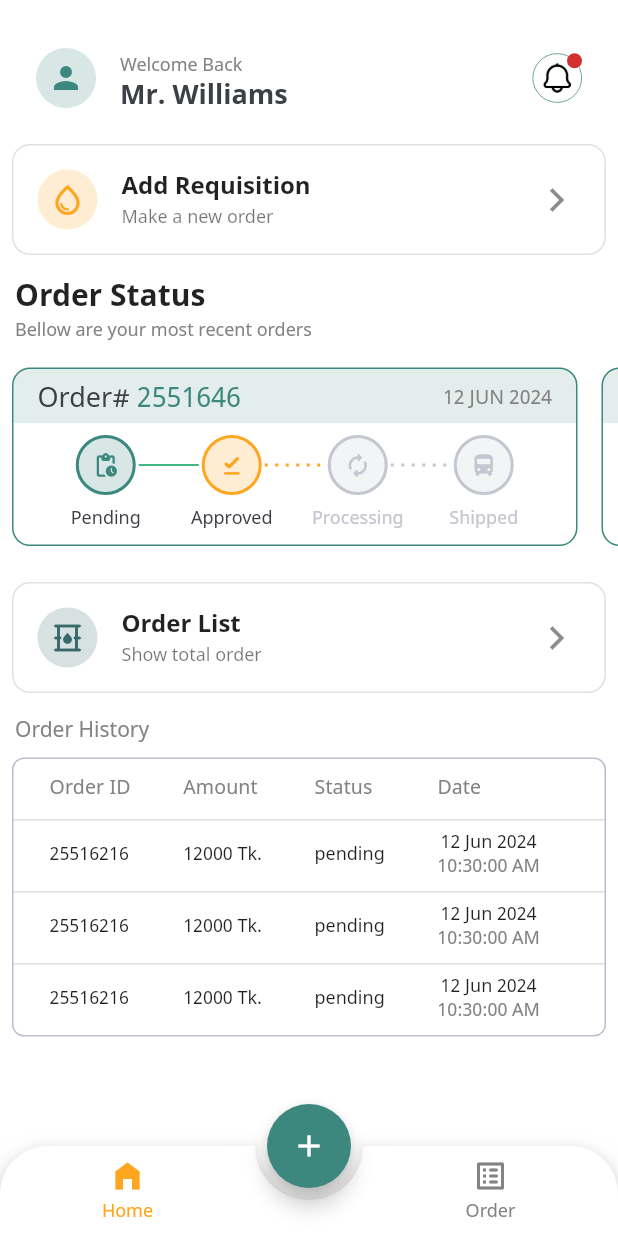
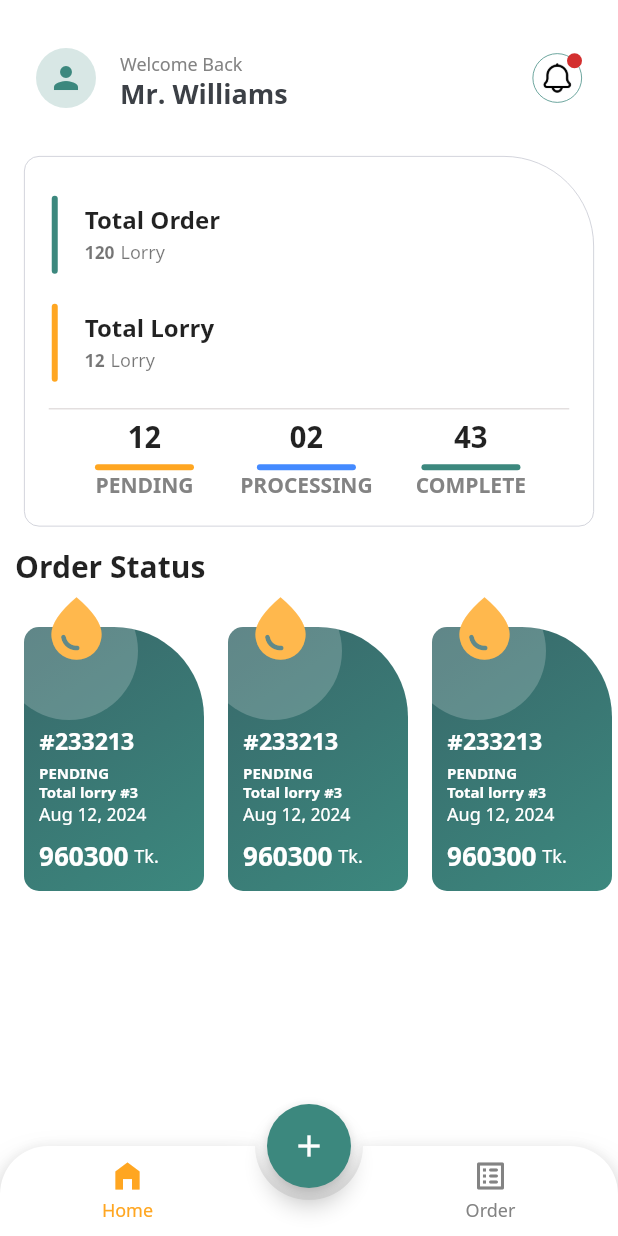
Before and after one commit to nmkawcher/SGFL, a Flutter app: the screen it shows after launch, on a phone screen of 412 x 824 dp. Run offline on Flutter 3.47's test engine with Material 3 defaults, Android fonts, the phone set to English and light mode, and no system bars; drawn by our look-alikes of animated_bottom_navigation_bar, easy_stepper; our stand-ins replace cached_network_image, dashed_circular_progress_bar, dio, dropdown_search, flutter_svg, fluttertoast and 5 more; missing offline and left inert: flutter_displaymode; generated files the repository leaves out were written again.

Commit message:
Add home Page

```diff
--- a/lib/app/core/values/app_colors.dart
+++ b/lib/app/core/values/app_colors.dart
@@ -53,7 +53,17 @@ abstract class AppColors {
     bool isSelected = false
   }) =>  BoxDecoration(
       borderRadius: BorderRadius.circular(radius),
-      border: Border.all(color: isSelected ? AppColors.red: color),
+      border: Border.all(color: isSelected ? AppColors.orange: color),
+      color: bgColor
+  );
+  static fillDecoration({
+    Color color = grayLight1,
+    Color bgColor = Colors.transparent,
+    double radius = 12,
+    bool isSelected = false
+  }) =>  BoxDecoration(
+      borderRadius: BorderRadius.circular(radius),
+      border: Border.all(color: isSelected ? AppColors.orange: color),
       color: bgColor
   );
 
--- a/lib/app/core/widget/custom_app_bar.dart
+++ b/lib/app/core/widget/custom_app_bar.dart
@@ -9,7 +9,7 @@ class CustomAppBar extends StatelessWidget implements PreferredSizeWidget {
   const CustomAppBar({
     super.key,
     required this.title,
-    this.elevation = 2.0,
+    this.elevation = 1,
     this.bottom
   });
 
--- a/lib/app/modules/home/customer_home/customer_home_controller.dart
+++ b/lib/app/modules/home/customer_home/customer_home_controller.dart
@@ -1,3 +1,4 @@
+import 'package:flutter/material.dart';
 import 'package:get/get.dart';
 import '../../../core/base/base_controller.dart';
 
@@ -5,6 +6,8 @@ class CustomerHomeController extends BaseController {
 
   var requisitionStep = 2.obs;
   var orderStatus = 'pending'.obs;
+  final ValueNotifier<double> valueNotifier = ValueNotifier(0);
+
 
 
 
--- a/lib/app/modules/home/customer_home/customer_home_view.dart
+++ b/lib/app/modules/home/customer_home/customer_home_view.dart
@@ -1,3 +1,4 @@
+import 'package:dashed_circular_progress_bar/dashed_circular_progress_bar.dart';
 import 'package:flutter/material.dart';
 import 'package:flutter/services.dart';
 import 'package:get/get.dart';
@@ -26,50 +27,20 @@ class CustomerHomeView extends BaseView<CustomerHomeController> {
         crossAxisAlignment: CrossAxisAlignment.start,
         children: [
           profileUI(),
-          Container(
-            clipBehavior: Clip.antiAliasWithSaveLayer,
-            margin: const EdgeInsets.only(left: 8,right: 8,top: 8),
-            decoration: AppColors.defaultDecoration(),
-            child: ListTile(
-               onTap: (){Get.toNamed(Routes.PRODUCTS);},
-               leading: AppColors.circleIconBG(AppColors.orange, Icons.water_drop_outlined),
-               trailing: const Icon(Icons.chevron_right, size: 32,),
-               title: const Text('Add Requisition',style: TextStyle(fontWeight: FontWeight.bold)),
-               subtitle: const Text('Make a new order',style: TextStyle(fontSize: 12)),
-            ),
-          ),
-          const Column(
-            crossAxisAlignment: CrossAxisAlignment.start,
-            children: [
-              Text('Order Status', style: TextStyle(fontSize: 20, fontWeight: FontWeight.bold)),
-              Text('Bellow are your most recent orders', style: TextStyle(fontSize: 12, color: AppColors.gray)),
-            ],
-          ).marginOnly(left: 10, top: 16),
+          totalStatusUI(),
+          const Text('Order Status', style: TextStyle(fontSize: 20, fontWeight: FontWeight.bold)).marginOnly(left: 10, top: 16),
           SizedBox(
-            height: 135,
+            height: 200,
             child: ListView.builder(
               shrinkWrap: true,
                 itemCount: 3,
+                padding: const EdgeInsets.only(left: 8,right: 8,top: 8),
                 scrollDirection: Axis.horizontal,
                 itemBuilder: (_, index){
                   return orderStatusBarUI();
                 }
             ),
           ),
-          Container(
-            clipBehavior: Clip.antiAliasWithSaveLayer,
-            margin: const EdgeInsets.only(left: 8,right: 8,top: 24),
-            decoration:AppColors.defaultDecoration(),
-            child: ListTile(
-              onTap: (){Get.toNamed(Routes.ORDER);},
-              leading: AppColors.circleIconBG(AppColors.colorPrimary, Icons.oil_barrel_outlined),
-              trailing: const Icon(Icons.chevron_right, size: 32,),
-              title: const Text('Order List',style: TextStyle(fontWeight: FontWeight.bold)),
-              subtitle: const Text('Show total order',style: TextStyle(fontSize: 12)),
-            ),
-          ),
-          const Text("Order History", style: TextStyle(fontSize: 14, color:AppColors.gray)).marginOnly(left: 10, top: 16),
-          OrderDatatable(history: OrderHistory.orderList.take(3)).marginAll(8)
         ],
       ),
     );
@@ -77,31 +48,57 @@ class CustomerHomeView extends BaseView<CustomerHomeController> {
 
   Widget orderStatusBarUI() {
     return Container(
-      width: Get.width - 35,
-      clipBehavior: Clip.antiAliasWithSaveLayer,
-      decoration: AppColors.defaultDecoration(color: AppColors.primary),
+      width: 120,
+      decoration: const BoxDecoration(
+          borderRadius: BorderRadius.only(
+              topRight: Radius.circular(60),
+              bottomLeft: Radius.circular(10),
+              bottomRight: Radius.circular(10),
+              topLeft: Radius.circular(10)
+          ),
+          gradient: LinearGradient(
+              begin: Alignment.topLeft,
+              end: Alignment.bottomRight,
+              colors: [AppColors.colorPrimary, AppColors.primary]
+          )
+      ),
       margin: const EdgeInsets.only(left: 8,right:8, top: 16),
-      child: Column(
-        mainAxisSize: MainAxisSize.min,
-        crossAxisAlignment: CrossAxisAlignment.start,
+      child: Stack(
+        clipBehavior: Clip.none,
         children: [
-          Container(
-            color: AppColors.primary.withOpacity(0.15),
-            padding: const EdgeInsets.only(left: 16, right: 16, top: 8, bottom: 4),
-            child: const Row(
-              mainAxisAlignment: MainAxisAlignment.spaceBetween,
+          const Positioned(
+            top: -24, left: 10,
+            child: Icon(Icons.water_drop, color: AppColors.orange, size: 50),
+          ),
+          Positioned(
+              top: -30, left: -16,
+              child: CircleAvatar(
+                  radius: 46,
+                  backgroundColor: Colors.white.withOpacity(0.20)
+              )
+          ),
+          const Positioned(
+            left: 10, right: 8,bottom: 10,
+            child: Column(
+              mainAxisSize: MainAxisSize.min,
+              crossAxisAlignment: CrossAxisAlignment.start,
               children: [
+                Text('#233213', style: TextStyle(fontSize: 16, color: AppColors.colorWhite, fontWeight: FontWeight.w600)),
+                SizedBox(height: 4),
+                Text('PENDING', style: TextStyle(fontSize: 10, color: AppColors.colorWhite, fontWeight: FontWeight.w600)),
+                Text('Total lorry #3', style: TextStyle(fontSize: 10, color: AppColors.colorWhite, fontWeight: FontWeight.w600)),
+                Text('Aug 12, 2024', style: TextStyle(fontSize: 12, color: AppColors.colorWhite)),
+                SizedBox(height: 8),
                 Row(
                   children: [
-                    Text('Order# ', style: TextStyle(fontSize: 18, color: AppColors.textColor)),
-                    Text('2551646', style: TextStyle(fontSize: 18, color: AppColors.primary)),
+                    Text('960300', style: TextStyle(fontSize: 18, color: AppColors.colorWhite, fontWeight: FontWeight.w600)),
+                    SizedBox(width: 4),
+                    Text('Tk.', style: TextStyle(fontSize: 12, color: AppColors.colorWhite)),
                   ],
                 ),
-                Text('12 JUN 2024', style: TextStyle(fontSize: 13, color: AppColors.gray)),
               ],
             ),
           ),
-          SizedBox(height: 80, child: StepWidget(step: 1)),
         ],
       ),
     );
@@ -134,4 +131,80 @@ class CustomerHomeView extends BaseView<CustomerHomeController> {
     );
   }
 
+  Widget totalStatusUI(){
+    return Container(
+      width: Get.width,
+      margin: const EdgeInsets.only(left: 16,right: 16,top: 16),
+      padding: const EdgeInsets.all(16),
+      decoration: BoxDecoration(
+          borderRadius: const BorderRadius.only(
+              topRight: Radius.circular(60),
+              bottomLeft: Radius.circular(10),
+              bottomRight: Radius.circular(10),
+              topLeft: Radius.circular(10)
+          ),
+          border: Border.all(color: AppColors.grayLight2, width: 0.5),
+          color: AppColors.colorWhite
+      ),
+      child: Column(
+        children: [
+          simpleBar("Total Order", "120", AppColors.primary),
+          simpleBar("Total Lorry", "12", AppColors.orange),
+          const Divider( thickness: 1, color: AppColors.grayLight1,),
+          Row(
+            mainAxisAlignment: MainAxisAlignment.spaceEvenly,
+            children: [
+              simpleStatus("PENDING", "12", AppColors.orange),
+              simpleStatus("PROCESSING", "02", Colors.blueAccent),
+              simpleStatus("COMPLETE", "43", AppColors.primary),
+            ],
+          ),
+        ],
+      )
+    );
+  }
+
+  Widget simpleStatus(String title, String value, Color color){
+    return Column(
+      mainAxisSize: MainAxisSize.min,
+      children: [
+        Text(value, style: const TextStyle(fontSize: 20, fontWeight: FontWeight.bold)),
+        Container(
+          height: 4, width: 66,
+          margin: const EdgeInsets.all(2),
+          decoration: BoxDecoration(
+              color: color,
+              borderRadius: const BorderRadius.all(Radius.circular(10))
+          ),
+
+        ),
+        Text(title, style: const TextStyle(fontSize: 14, fontWeight: FontWeight.bold, color: AppColors.gray)),
+      ],
+    );
+  }
+
+  Widget simpleBar(String title, String value, Color color){
+    return ListTile(
+      minLeadingWidth: 0,
+      minVerticalPadding: 0.0,
+      visualDensity: const VisualDensity(horizontal: 0, vertical:0),
+      contentPadding: EdgeInsets.zero,
+      leading: Container(width: 4,
+        margin: const EdgeInsets.all(2),
+        decoration: BoxDecoration(
+            color: color,
+            borderRadius: const BorderRadius.all(Radius.circular(10))
+        ),
+      ),
+      title: Text(title, style: const TextStyle(fontSize: 16, fontWeight: FontWeight.bold)),
+      subtitle: Row(
+        children: [
+          Text(value, style: const TextStyle(fontSize: 12, fontWeight: FontWeight.w600)),
+          const SizedBox(width: 4),
+          const Text('Lorry', style: TextStyle(fontSize: 12,)),
+        ],
+      ),
+    );
+  }
+
 }
--- a/lib/app/modules/order/order_controller.dart
+++ b/lib/app/modules/order/order_controller.dart
@@ -7,13 +7,12 @@ class OrderController extends BaseController with GetSingleTickerProviderStateMi
 
   var orderStatus = 'pending'.obs;
   late TabController tabController;
-  final unselectedColor = const Color(0xff5f6368);
   final tabs = [const Tab(text: 'Pending'), const Tab(text: 'Processing'), const Tab(text: 'Completed'),];
 
   @override
   void onInit() {
     super.onInit();
-    tabController = TabController(length: 3, vsync: this);
+    tabController = TabController(length: tabs.length, vsync: this);
   }
 
 
--- a/lib/app/modules/product/product_view.dart
+++ b/lib/app/modules/product/product_view.dart
@@ -55,7 +55,7 @@ class ProductView extends BaseView<ProductController> {
                 borderRadius: BorderRadius.circular(4),
                 border: Border.all(
                     color: product.isSelected.isTrue
-                        ? AppColors.red
+                        ? AppColors.orange
                         :Colors.transparent
                 )
             ),
--- a/lib/app/modules/requisition/requisition_information_view.dart
+++ b/lib/app/modules/requisition/requisition_information_view.dart
@@ -68,7 +68,7 @@ class RequisitionInformationView extends BaseView<RequisitionController> {
               const Spacer(),
               Icon(isSelected ?
               Icons.check_circle_rounded : Icons.circle_outlined,
-                  color: isSelected ? AppColors.red : AppColors.grayLight1,
+                  color: isSelected ? AppColors.orange : AppColors.grayLight1,
                   size: 20
               ),
             ],
--- a/lib/app/routes/app_pages.dart
+++ b/lib/app/routes/app_pages.dart
@@ -13,6 +13,8 @@ import '../modules/main/main_binding.dart';
 import '../modules/main/main_view.dart';
 import '../modules/notification/notification_binding.dart';
 import '../modules/notification/notification_view.dart';
+import '../modules/order_details/order_details_binding.dart';
+import '../modules/order_details/order_details_view.dart';
 import '../modules/requisition/requisition_quantity_view.dart';
 import '../modules/splash/splash_binding.dart';
 import '../modules/splash/splash_view.dart';
@@ -67,6 +69,11 @@ class AppPages {
       binding: OrderBinding(),
     ),
     GetPage(
+      name: _Paths.ORDERDetails,
+      page: () => OrderDetailsView(),
+      binding: OrderDetailsBinding(),
+    ),
+    GetPage(
         name: _Paths.NOTIFICATION,
         page: () => NotificationView(),
         binding: NotificationBinding(),
--- a/lib/app/routes/app_routes.dart
+++ b/lib/app/routes/app_routes.dart
@@ -14,6 +14,7 @@ abstract class Routes {
   static const REQUISITION_Information = _Paths.REQUISITION_Information;
   static const REQUISITION_Summary = _Paths.REQUISITION_Summary;
   static const NOTIFICATION = _Paths.NOTIFICATION;
+  static const ORDERDetails = _Paths.ORDERDetails;
 }
 
 abstract class _Paths {
@@ -23,6 +24,7 @@ abstract class _Paths {
   static const SPLASH_SCREEN ='/splash';
   static const PRODUCTS = '/products';
   static const ORDER = '/order';
+  static const ORDERDetails = '/order_details';
   static const REQUISITION_Quantity = '/requisition_quantity';
   static const REQUISITION_Information = '/requisition_information';
   static const REQUISITION_Summary = '/requisition_summary';
--- a/pubspec.yaml
+++ b/pubspec.yaml
@@ -29,6 +29,7 @@ dependencies:
   easy_stepper: ^0.8.5
   input_quantity: ^2.3.4
   animated_bottom_navigation_bar: ^1.3.3
+  dashed_circular_progress_bar: ^0.0.6
 
 dev_dependencies:
   flutter_test:
```
Also changed, not shown: lib/app/modules/order/order_view.dart (+66 -26 lines), lib/app/modules/order_details/order_details_binding.dart (added, +11 -0 lines), lib/app/modules/order_details/order_details_controller.dart (added, +16 -0 lines), lib/app/modules/order_details/order_details_view.dart (added, +113 -0 lines), lib/app/modules/requisition/requisition_quantity_view.dart (+5 -17 lines), pubspec.lock.
